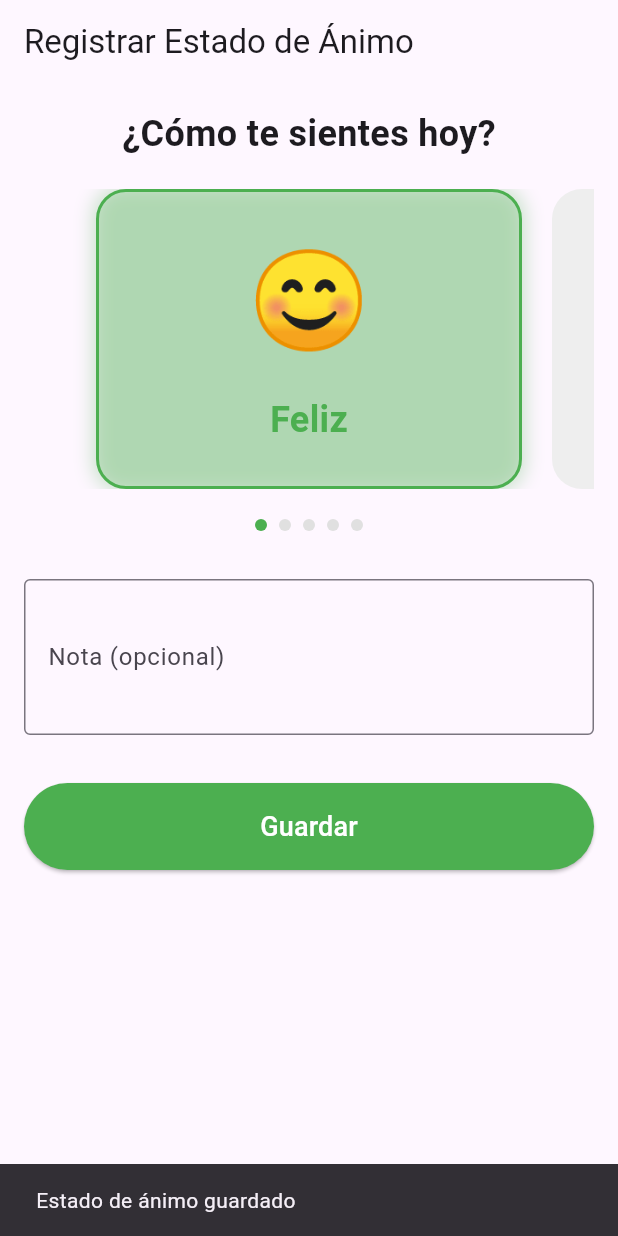
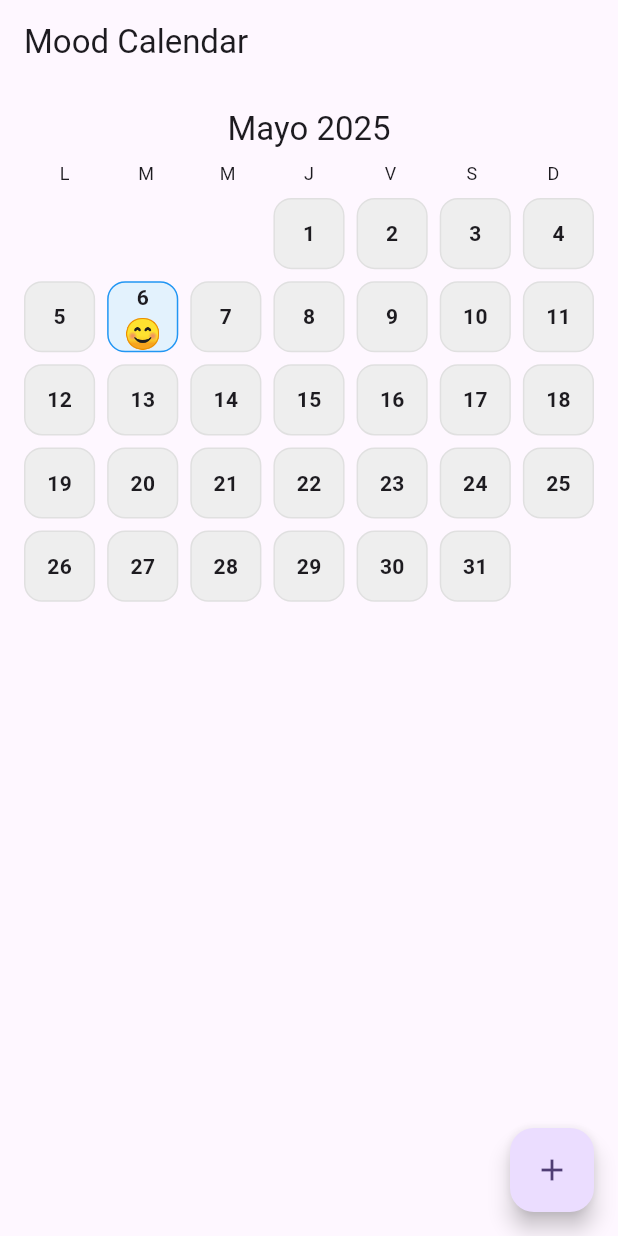
Before and after one commit to edpefal/mood_calendar, a Flutter app: the screen it shows after launch, after a tap on "Guardar", on a phone screen of 412 x 824 dp. Run offline on Flutter 3.47's test engine with Material 3 defaults, Android fonts, the phone set to English and light mode, and no system bars; our stand-ins replace bloc, flutter_bloc, freezed_annotation, hive, hive_flutter; accounts and stored records are empty.

Commit message:
Add CalendarScreen for mood tracking and update MoodScreen to support date selection

```diff
--- /dev/null
+++ b/lib/features/mood/presentation/screens/calendar_screen.dart
@@ -0,0 +1,183 @@
+import 'package:flutter/material.dart';
+import 'package:flutter_bloc/flutter_bloc.dart';
+import '../bloc/mood_cubit.dart';
+import '../../domain/entities/mood_entry.dart';
+import '../widgets/mood_selector.dart';
+import 'mood_screen.dart';
+
+class CalendarScreen extends StatelessWidget {
+  const CalendarScreen({super.key});
+
+  @override
+  Widget build(BuildContext context) {
+    return Scaffold(
+      appBar: AppBar(title: const Text('Mood Calendar')),
+      body: BlocBuilder<MoodCubit, MoodState>(
+        builder: (context, state) {
+          final now = DateTime.now();
+          final firstDayOfMonth = DateTime(now.year, now.month, 1);
+          final lastDayOfMonth = DateTime(now.year, now.month + 1, 0);
+          final daysInMonth = lastDayOfMonth.day;
+          final firstWeekday = firstDayOfMonth.weekday;
+
+          // Get moods for the current month
+          List<MoodEntry> moods = [];
+          state.maybeWhen(
+            loaded: (list) => moods = list,
+            orElse: () {},
+          );
+
+          // Map date string (yyyy-MM-dd) to mood emoji
+          final moodMap = <String, String>{};
+          for (final mood in moods) {
+            final key = _dateKey(mood.date);
+            moodMap[key] = mood.mood;
+          }
+
+          // Build the grid
+          return Padding(
+            padding: const EdgeInsets.all(16),
+            child: Column(
+              children: [
+                _CalendarHeader(month: now.month, year: now.year),
+                const SizedBox(height: 8),
+                _WeekDaysRow(),
+                const SizedBox(height: 8),
+                Expanded(
+                  child: GridView.builder(
+                    gridDelegate:
+                        const SliverGridDelegateWithFixedCrossAxisCount(
+                      crossAxisCount: 7,
+                      mainAxisSpacing: 8,
+                      crossAxisSpacing: 8,
+                    ),
+                    itemCount: daysInMonth + (firstWeekday - 1),
+                    itemBuilder: (context, index) {
+                      if (index < firstWeekday - 1) {
+                        return const SizedBox.shrink();
+                      }
+                      final day = index - (firstWeekday - 2);
+                      final date = DateTime(now.year, now.month, day);
+                      final key = _dateKey(date);
+                      final emoji = moodMap[key];
+                      return GestureDetector(
+                        onTap: () {
+                          Navigator.push(
+                            context,
+                            MaterialPageRoute(
+                              builder: (_) => MoodScreen(selectedDate: date),
+                            ),
+                          ).then((_) {
+                            // Refresh moods after returning
+                            context.read<MoodCubit>().fetchAll();
+                          });
+                        },
+                        child: Container(
+                          decoration: BoxDecoration(
+                            color: emoji != null
+                                ? Colors.blue[50]
+                                : Colors.grey[200],
+                            borderRadius: BorderRadius.circular(12),
+                            border: Border.all(
+                              color: emoji != null
+                                  ? Colors.blue
+                                  : Colors.grey[300]!,
+                            ),
+                          ),
+                          child: Center(
+                            child: Column(
+                              mainAxisSize: MainAxisSize.min,
+                              mainAxisAlignment: MainAxisAlignment.center,
+                              children: [
+                                Text(
+                                  '$day',
+                                  style: const TextStyle(
+                                      fontWeight: FontWeight.bold),
+                                ),
+                                if (emoji != null)
+                                  Text(
+                                    emoji,
+                                    style: const TextStyle(fontSize: 20),
+                                  ),
+                              ],
+                            ),
+                          ),
+                        ),
+                      );
+                    },
+                  ),
+                ),
+              ],
+            ),
+          );
+        },
+      ),
+      floatingActionButton: FloatingActionButton(
+        onPressed: () {
+          Navigator.push(
+            context,
+            MaterialPageRoute(
+              builder: (_) => const MoodScreen(),
+            ),
+          ).then((_) {
+            context.read<MoodCubit>().fetchAll();
+          });
+        },
+        child: const Icon(Icons.add),
+        tooltip: 'Register today\'s mood',
+      ),
+    );
+  }
+
+  static String _dateKey(DateTime date) =>
+      '${date.year.toString().padLeft(4, '0')}-${date.month.toString().padLeft(2, '0')}-${date.day.toString().padLeft(2, '0')}';
+}
+
+class _CalendarHeader extends StatelessWidget {
+  final int month;
+  final int year;
+  const _CalendarHeader({required this.month, required this.year});
+
+  @override
+  Widget build(BuildContext context) {
+    final months = [
+      '',
+      'Enero',
+      'Febrero',
+      'Marzo',
+      'Abril',
+      'Mayo',
+      'Junio',
+      'Julio',
+      'Agosto',
+      'Septiembre',
+      'Octubre',
+      'Noviembre',
+      'Diciembre',
+    ];
+    return Text(
+      '${months[month]} $year',
+      style: Theme.of(context).textTheme.titleLarge,
+    );
+  }
+}
+
+class _WeekDaysRow extends StatelessWidget {
+  @override
+  Widget build(BuildContext context) {
+    const days = ['L', 'M', 'M', 'J', 'V', 'S', 'D'];
+    return Row(
+      mainAxisAlignment: MainAxisAlignment.spaceBetween,
+      children: days
+          .map((d) => Expanded(
+                child: Center(
+                  child: Text(
+                    d,
+                    style: Theme.of(context).textTheme.bodySmall,
+                  ),
+                ),
+              ))
+          .toList(),
+    );
+  }
+}
--- a/lib/features/mood/presentation/screens/mood_screen.dart
+++ b/lib/features/mood/presentation/screens/mood_screen.dart
@@ -4,9 +4,12 @@ import '../widgets/mood_selector.dart';
 import '../../data/models/mood_model.dart';
 import '../../domain/entities/mood_entry.dart';
 import '../bloc/mood_cubit.dart';
+import 'calendar_screen.dart';
+import 'package:hive/hive.dart';
 
 class MoodScreen extends StatefulWidget {
-  const MoodScreen({super.key});
+  final DateTime? selectedDate;
+  const MoodScreen({super.key, this.selectedDate});
 
   @override
   State<MoodScreen> createState() => _MoodScreenState();
@@ -15,6 +18,35 @@ class MoodScreen extends StatefulWidget {
 class _MoodScreenState extends State<MoodScreen> {
   MoodOption? selectedMood = MoodSelector.moods.first;
   final TextEditingController _noteController = TextEditingController();
+  bool isLoading = true;
+
+  @override
+  void initState() {
+    super.initState();
+    _loadMoodForDate();
+  }
+
+  Future<void> _loadMoodForDate() async {
+    final date = widget.selectedDate ?? DateTime.now();
+    final moodBox = Hive.box<MoodModel>('moods');
+    final moodModel = moodBox.get(date.toIso8601String());
+    if (moodModel != null) {
+      setState(() {
+        selectedMood = MoodSelector.moods.firstWhere(
+          (m) => m.emoji == moodModel.mood,
+          orElse: () => MoodSelector.moods.first,
+        );
+        _noteController.text = moodModel.note ?? '';
+        isLoading = false;
+      });
+    } else {
+      setState(() {
+        selectedMood = MoodSelector.moods.first;
+        _noteController.clear();
+        isLoading = false;
+      });
+    }
+  }
 
   @override
   void dispose() {
@@ -23,8 +55,9 @@ class _MoodScreenState extends State<MoodScreen> {
   }
 
   void _saveMood() {
+    final date = widget.selectedDate ?? DateTime.now();
     final moodEntry = MoodEntry(
-      date: DateTime.now(),
+      date: date,
       mood: selectedMood!.emoji,
       note: _noteController.text.isEmpty ? null : _noteController.text,
       intensity: 3,
@@ -34,17 +67,20 @@ class _MoodScreenState extends State<MoodScreen> {
 
   @override
   Widget build(BuildContext context) {
+    if (isLoading) {
+      return const Scaffold(
+        body: Center(child: CircularProgressIndicator()),
+      );
+    }
     return BlocConsumer<MoodCubit, MoodState>(
       listener: (context, state) {
         state.maybeWhen(
           saved: () {
-            ScaffoldMessenger.of(context).showSnackBar(
-              const SnackBar(content: Text('Estado de ánimo guardado')),
+            context.read<MoodCubit>().fetchAll();
+            Navigator.pushReplacement(
+              context,
+              MaterialPageRoute(builder: (_) => const CalendarScreen()),
             );
-            setState(() {
-              selectedMood = MoodSelector.moods.first;
-              _noteController.clear();
-            });
           },
           error: (msg) {
             ScaffoldMessenger.of(context).showSnackBar(
@@ -57,7 +93,11 @@ class _MoodScreenState extends State<MoodScreen> {
       builder: (context, state) {
         return Scaffold(
           appBar: AppBar(
-            title: const Text('Registrar Estado de Ánimo'),
+            title: Text(
+              widget.selectedDate != null
+                  ? 'Edit Mood (${widget.selectedDate!.day}/${widget.selectedDate!.month}/${widget.selectedDate!.year})'
+                  : 'Registrar Estado de Ánimo',
+            ),
           ),
           body: state.maybeWhen(
             loading: () => const Center(child: CircularProgressIndicator()),
--- a/lib/main.dart
+++ b/lib/main.dart
@@ -8,6 +8,7 @@ import 'features/mood/domain/usecases/save_mood_usecase.dart';
 import 'features/mood/domain/usecases/get_moods_usecase.dart';
 import 'features/mood/presentation/bloc/mood_cubit.dart';
 import 'features/mood/presentation/screens/mood_screen.dart';
+import 'features/mood/presentation/screens/calendar_screen.dart';
 
 void main() async {
   WidgetsFlutterBinding.ensureInitialized();
```
